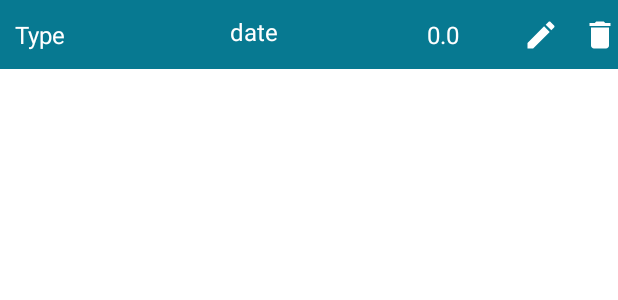
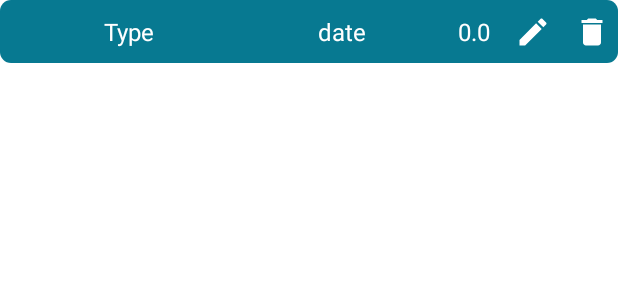
Before and after one commit to RoarshacH/ExpensesTracker, an Android app: the layout fragment_item.xml on its own in the app's theme, with its tools: preview values and no code run, on a phone screen of 412 x 824 dp. Shown: the top 300 px of the screen. Run offline under Robolectric (Android 15) with nearby library versions, the phone set to English and light mode, and no system bars.

Commit message:
UI Changes to show rounded corners in list view

```diff
--- a/app/src/main/java/com/example/expesestracker/MyDataItemRecyclerViewAdapter.kt
+++ b/app/src/main/java/com/example/expesestracker/MyDataItemRecyclerViewAdapter.kt
@@ -4,6 +4,7 @@ import android.content.Context
 import android.content.DialogInterface
 import android.content.SharedPreferences
 import android.text.TextUtils
+import android.util.Log
 import android.view.LayoutInflater
 import android.view.View
 import android.view.View.INVISIBLE
@@ -15,6 +16,8 @@ import com.example.expesestracker.databinding.FragmentItemBinding
 import com.example.expesestracker.models.DBUtilities
 import com.example.expesestracker.models.ExpenseItem
 import com.example.expesestracker.models.PopulateContentForList
+import java.text.SimpleDateFormat
+import java.time.format.DateTimeFormatter
 
 
 /**
@@ -42,7 +45,11 @@ class MyDataItemRecyclerViewAdapter(
     override fun onBindViewHolder(holder: ViewHolder, position: Int) {
         val item = values[position]
         holder.idView.text = item.TYPE
-        holder.dateView.text = item.DATE_TIME
+        val date = SimpleDateFormat("M/d/y H:m:ss").parse(item.DATE_TIME)
+        val formatter = SimpleDateFormat("dd-MMM HH:mm ")
+        val dateTime = formatter.format(date)
+//        Log.i("Date", dateTime.toString())
+        holder.dateView.text = dateTime.toString()
         holder.amountView.text = item.AMOUNT.toString()
 
 
--- /dev/null
+++ b/app/src/main/res/drawable/custom_shape.xml
@@ -0,0 +1,15 @@
+<?xml version="1.0" encoding="utf-8"?>
+<shape xmlns:android="http://schemas.android.com/apk/res/android"
+    android:shape="rectangle">
+
+    <gradient
+        android:startColor="@color/main_blue"
+        android:endColor="@color/main_blue"
+        android:angle="270" />
+
+    <corners
+        android:bottomRightRadius="7dp"
+        android:bottomLeftRadius="7dp"
+        android:topLeftRadius="7dp"
+        android:topRightRadius="7dp"/>
+</shape>
--- a/app/src/main/res/layout/fragment_item.xml
+++ b/app/src/main/res/layout/fragment_item.xml
@@ -5,7 +5,7 @@
     android:layout_width="match_parent"
     android:layout_height="wrap_content"
     android:layout_marginBottom="10dp"
-    android:background="@color/main_blue"
+    android:background="@drawable/custom_shape"
     android:orientation="horizontal"
     >
 
@@ -13,9 +13,12 @@
         android:id="@+id/item_type"
         android:layout_width="0dp"
         android:layout_height="wrap_content"
-        android:layout_margin="10dp"
-        android:layout_marginStart="56dp"
+        android:layout_marginStart="5dp"
+        android:layout_marginTop="10dp"
+        android:layout_marginRight="2dp"
+        android:layout_marginBottom="10dp"
         android:layout_weight="2"
+        android:gravity="center"
         android:text="Type"
         android:textAppearance="?attr/textAppearanceListItem"
         android:textColor="@color/white"
@@ -28,9 +31,13 @@
     <TextView
         android:id="@+id/item_date"
         android:layout_width="111dp"
-        android:layout_height="26dp"
-        android:layout_margin="10dp"
+        android:layout_height="wrap_content"
+        android:layout_marginStart="5dp"
+        android:layout_marginTop="10dp"
+        android:layout_marginRight="2dp"
+        android:layout_marginBottom="10dp"
         android:layout_weight="1.5"
+        android:gravity="center"
         android:text="date"
         android:textAppearance="?attr/textAppearanceListItem"
         android:textColor="@color/white"
@@ -43,9 +50,13 @@
     <TextView
         android:id="@+id/item_amount"
         android:layout_width="54dp"
-        android:layout_height="22dp"
-        android:layout_margin="10dp"
+        android:layout_height="wrap_content"
+        android:layout_marginStart="5dp"
+        android:layout_marginTop="10dp"
+        android:layout_marginRight="2dp"
+        android:layout_marginBottom="10dp"
         android:layout_weight="1"
+        android:gravity="center"
         android:text="0.0"
         android:textAppearance="?attr/textAppearanceListItem"
         android:textColor="@color/white"
@@ -81,7 +92,8 @@
             android:layout_width="wrap_content"
             android:layout_height="wrap_content"
             android:layout_weight="1"
-            app:srcCompat="@drawable/ic_delete" />
+            app:srcCompat="@drawable/ic_delete"
+            android:layout_marginRight="5dp"/>
     </LinearLayout>
 
 </androidx.constraintlayout.widget.ConstraintLayout>
```
